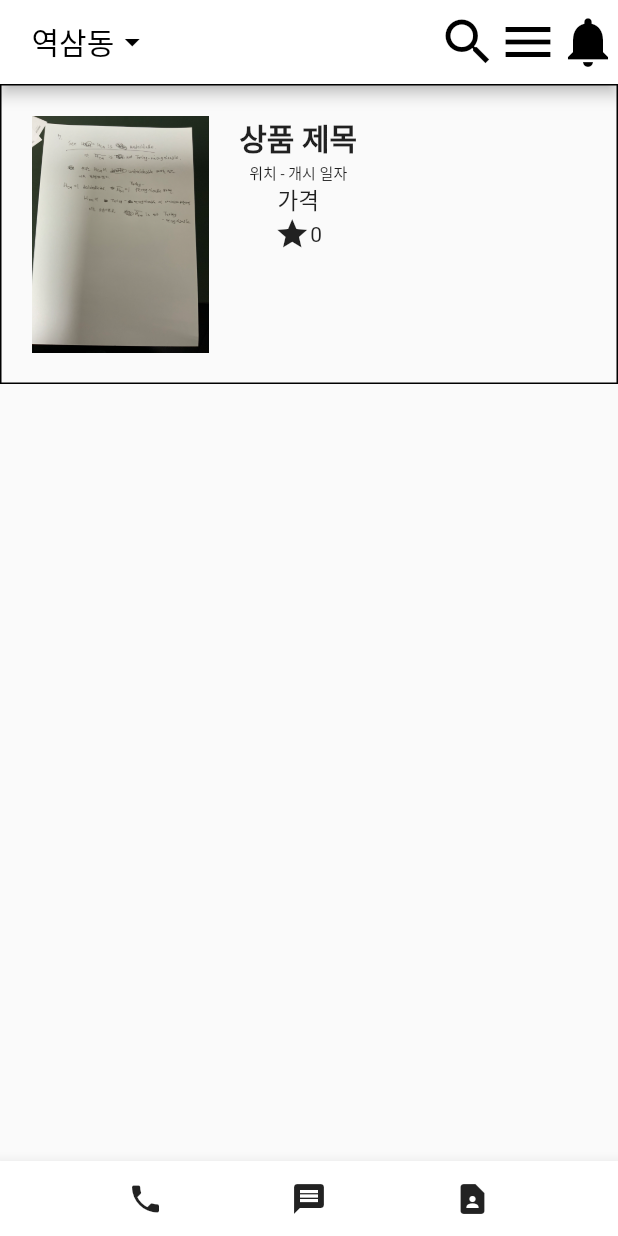
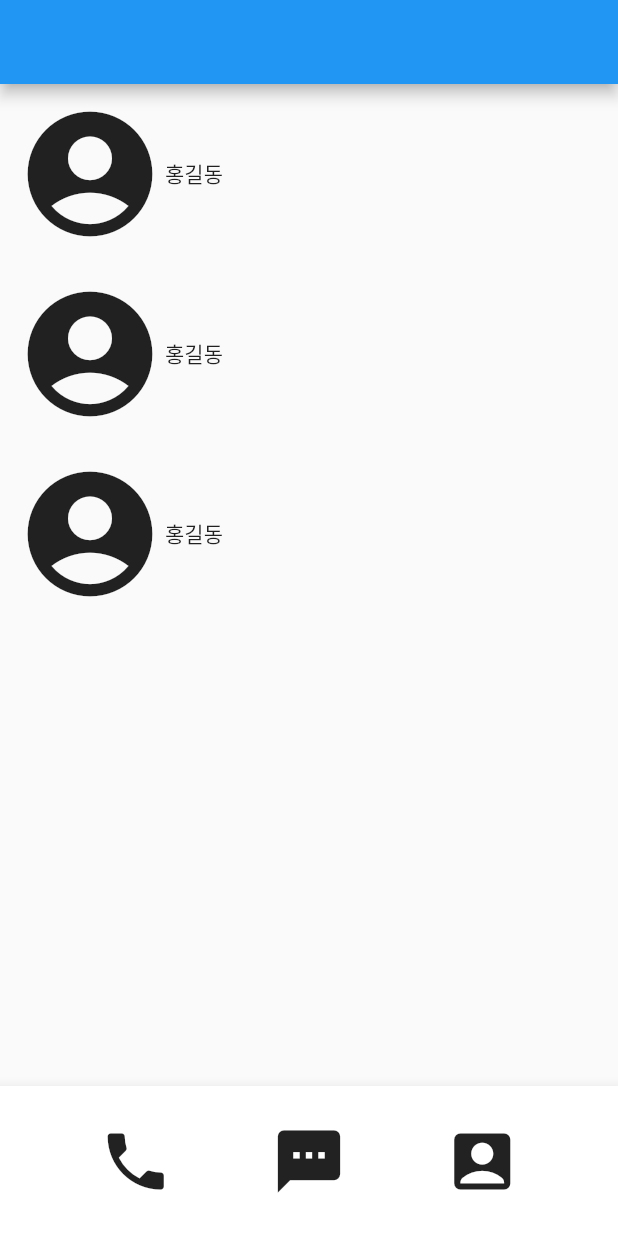
Before and after one commit to jyb1018/FirstFlutterProject, a Flutter app: the screen it shows after launch, on a phone screen of 412 x 824 dp. Run offline on Flutter 3.47's test engine with Material 2 defaults, Android fonts, the phone set to English and light mode, and no system bars; Roboto replaces fonts that are missing (Consola).

Commit message:
custom widget

```diff
--- a/lib/main.dart
+++ b/lib/main.dart
@@ -1,181 +1,248 @@
 import 'dart:io';
 
-import 'package:flutter/cupertino.dart';
 import 'package:flutter/material.dart';
 
 void main() {
   runApp(const MyApp());
 }
+//
+// class MyApp extends StatelessWidget {
+//   const MyApp({Key? key}) : super(key: key);
+//
+//   @override
+//   Widget build(BuildContext context) {
+//     // google style widget 제공, Custom UI
+//     return MaterialApp(
+//       // 글자 위젯
+//       // home: Text("안녕")
+//
+//       // 아이콘 위젯
+//       // home: Icon(Icons.shop)
+//
+//       // 이미지 경로
+//       // home: Image.asset('assets/img0.jpeg')
+//
+//       // 박스
+//       // home: Container(
+//       //   // 단위는 LP
+//       //   width: 50,
+//       //   height: 50,
+//       //   color: Colors.blue,
+//       // )
+//
+//       // home: Center(
+//       //   child: Container(
+//       //     // 단위는 LP
+//       //     width: 50,
+//       //     height: 50,
+//       //     color: Colors.blue,
+//       //   )
+//       // )
+//
+//       home: Scaffold(
+//         // 상단 레이아웃
+//         appBar: AppBar(
+//           backgroundColor: Colors.white,
+//
+//           actions: const [
+//             Icon(Icons.search, color: Colors.black, size: 40,),
+//             Icon(Icons.menu, color: Colors.black, size: 40,),
+//             Icon(Icons.notifications, color: Colors.black, size: 40,),
+//           ],
+//           title: Container(
+//
+//
+//             child: Row(
+//               children: const [
+//                 Text('역삼동',
+//                  style: TextStyle(
+//                    fontSize: 20,
+//                    fontFamily: 'Consola',
+//                    color: Colors.black,
+//                  ),
+//                 ),
+//                 Icon(Icons.arrow_drop_down, color: Colors.black,)
+//               ],
+//             ),
+//             margin: EdgeInsets.fromLTRB(5, 0, 0, 0),
+//           ),
+//         ),
+//
+//         // 중단 레이아웃
+//         body: Column(
+//           children: [
+//             Container(
+//               width: double.infinity,
+//               height: 200,
+//               padding: EdgeInsets.all(10),
+//               decoration: BoxDecoration(
+//                 border: Border.all()
+//               ),
+//               child: Row(
+//                 children: [
+//                   Container(
+//                     child: Image.asset('assets/img0.jpeg'),
+//                     margin: EdgeInsets.fromLTRB(0, 0, 20, 0),
+//
+//                   ),
+//                   SizedBox(
+//                     width: 400,
+//                     child: Column(
+//
+//                       children: [
+//                         Text('상품 제목',
+//                           style: TextStyle(
+//                             fontSize: 20,
+//                             fontWeight: FontWeight.bold
+//                           ),
+//                           textAlign: TextAlign.left,
+//                         ),
+//                         Text('위치 - 개시 일자',
+//                           style: TextStyle(
+//                               fontSize: 10,
+//                           ),
+//                           textAlign: TextAlign.left,
+//                         ),
+//                         Text('가격',
+//                           style: TextStyle(
+//                               fontSize: 15,
+//                               fontWeight: FontWeight.normal
+//                           ),
+//                           textAlign: TextAlign.left,
+//                         ),
+//
+//                         Row(
+//                           mainAxisAlignment: MainAxisAlignment.end,
+//                             children: const [
+//                               Icon(Icons.favorite),
+//                               Text('0'),
+//                             ],
+//                           ),
+//
+//                       ],
+//                     ),
+//                   )
+//                 ],
+//               ),
+//             )
+//           ],
+//         ),
+//
+//         // body: Column(
+//         //   children: [
+//         //     Align(
+//         //       alignment: Alignment.bottomCenter,
+//         //       child: Container(
+//         //         width: double.infinity,
+//         //         height: 50,
+//         //         // margin: EdgeInsets.fromLTRB(20, 20, 0, 0),
+//         //         // padding: EdgeInsets.all(20),
+//         //         decoration: BoxDecoration(
+//         //           color: Colors.blueGrey,
+//         //           border: Border.all(color: Colors.black),
+//         //         ),
+//         //
+//         //         child: Align(
+//         //             alignment: Alignment.center,
+//         //             child: Text('글')
+//         //         ),
+//         //       ),
+//         //     ),
+//         //     Text('안녕하세요',
+//         //       style: TextStyle(
+//         //         color: Color(0xff51a08a),
+//         //         fontSize: 100,
+//         //       ),
+//         //     ),
+//         //
+//         //
+//         //   ],
+//         // ),
+//
+//         // 하단 레이아웃
+//         bottomNavigationBar: BottomAppBar(
+//             child:
+//             SizedBox(
+//               height: 50,
+//               child: Row(
+//                 mainAxisAlignment: MainAxisAlignment.spaceEvenly,
+//                 children: const [Icon(Icons.phone), Icon(Icons.message), Icon(Icons.contact_page)],
+//               ),
+//             )
+//         ),
+//       )
+//
+//
+//     );
+//
+//     // IOS style widget 제공
+//     // return CupertinoApp();
+//   }
+// }
 
 class MyApp extends StatelessWidget {
   const MyApp({Key? key}) : super(key: key);
 
   @override
   Widget build(BuildContext context) {
-    // google style widget 제공, Custom UI
     return MaterialApp(
-      // 글자 위젯
-      // home: Text("안녕")
+      home: Scaffold(
+        appBar: AppBar(),
+        body: ListView(
+          children: const [
+            Profile(),
+            Profile(),
+            Profile(),
+          ],
+        ),
+        bottomNavigationBar: CustomBottomAppBar(),
 
-      // 아이콘 위젯
-      // home: Icon(Icons.shop)
+      )
+    );
+  }
+}
 
-      // 이미지 경로
-      // home: Image.asset('assets/img0.jpeg')
+class Profile extends StatelessWidget {
+  const Profile({Key? key}) : super(key: key);
 
-      // 박스
-      // home: Container(
-      //   // 단위는 LP
-      //   width: 50,
-      //   height: 50,
-      //   color: Colors.blue,
-      // )
+  @override
+  Widget build(BuildContext context) {
+    return Container(
+      margin: EdgeInsets.all(10),
+      height: 100,
+      child: Row(
+        children: const [
+          Icon(Icons.account_circle_rounded, size: 100,),
+          Text('홍길동'),
+        ],
+      ),
+    );
+  }
+}
 
-      // home: Center(
-      //   child: Container(
-      //     // 단위는 LP
-      //     width: 50,
-      //     height: 50,
-      //     color: Colors.blue,
-      //   )
-      // )
+class CustomBottomAppBar extends StatelessWidget {
+  const CustomBottomAppBar({Key? key}) : super(key: key);
 
-      home: Scaffold(
-        // 상단 레이아웃
-        appBar: AppBar(
-          backgroundColor: Colors.white,
-
-          actions: const [
-            Icon(Icons.search, color: Colors.black, size: 40,),
-            Icon(Icons.menu, color: Colors.black, size: 40,),
-            Icon(Icons.notifications, color: Colors.black, size: 40,),
+  @override
+  Widget build(BuildContext context) {
+    return BottomAppBar(
+      child: SizedBox(
+        height: 100,
+        child: Row(
+          mainAxisAlignment: MainAxisAlignment.spaceEvenly,
+          children: const [
+            Icon(Icons.phone, size: 50,),
+            Icon(Icons.textsms, size: 50),
+            Icon(Icons.account_box, size: 50),
           ],
-          title: Container(
+        ),
+      ),
+    );
+  }
+}
 
 
-            child: Row(
-              children: const [
-                Text('역삼동',
-                 style: TextStyle(
-                   fontSize: 20,
-                   fontFamily: 'Consola',
-                   color: Colors.black,
-                 ),
-                ),
-                Icon(Icons.arrow_drop_down, color: Colors.black,)
-              ],
-            ),
-            margin: EdgeInsets.fromLTRB(5, 0, 0, 0),
-          ),
-        ),
 
-        // 중단 레이아웃
-        body: Column(
-          children: [
-            Container(
-              width: double.infinity,
-              height: 200,
-              padding: EdgeInsets.all(20),
-              decoration: BoxDecoration(
-                border: Border.all()
-              ),
-              child: Row(
-                children: [
-                  Container(
-                    child: Image.asset('assets/img0.jpeg'),
-                    margin: EdgeInsets.fromLTRB(0, 0, 20, 0),
-
-                  ),
-                  Column(
-                    children: [
-                      Text('상품 제목',
-                        style: TextStyle(
-                          fontSize: 20,
-                          fontWeight: FontWeight.bold
-                        ),
-                        textAlign: TextAlign.left,
-                      ),
-                      Text('위치 - 개시 일자',
-                        style: TextStyle(
-                            fontSize: 10,
-                        ),
-                        textAlign: TextAlign.left,
-                      ),
-                      Text('가격',
-                        style: TextStyle(
-                            fontSize: 15,
-                            fontWeight: FontWeight.normal
-                        ),
-                        textAlign: TextAlign.left,
-                      ),
-                      Align(
-                        alignment: Alignment.centerRight,
-                        child: Row(
-                          children: const [
-                            Icon(Icons.star),
-                            Text('0'),
-                          ],
-                        ),
-                      )
-                    ],
-                  )
-                ],
-              ),
-            )
-          ],
-        ),
-
-        // body: Column(
-        //   children: [
-        //     Align(
-        //       alignment: Alignment.bottomCenter,
-        //       child: Container(
-        //         width: double.infinity,
-        //         height: 50,
-        //         // margin: EdgeInsets.fromLTRB(20, 20, 0, 0),
-        //         // padding: EdgeInsets.all(20),
-        //         decoration: BoxDecoration(
-        //           color: Colors.blueGrey,
-        //           border: Border.all(color: Colors.black),
-        //         ),
-        //
-        //         child: Align(
-        //             alignment: Alignment.center,
-        //             child: Text('글')
-        //         ),
-        //       ),
-        //     ),
-        //     Text('안녕하세요',
-        //       style: TextStyle(
-        //         color: Color(0xff51a08a),
-        //         fontSize: 100,
-        //       ),
-        //     ),
-        //
-        //
-        //   ],
-        // ),
-
-        // 하단 레이아웃
-        bottomNavigationBar: BottomAppBar(
-            child:
-            SizedBox(
-              height: 50,
-              child: Row(
-                mainAxisAlignment: MainAxisAlignment.spaceEvenly,
-                children: const [Icon(Icons.phone), Icon(Icons.message), Icon(Icons.contact_page)],
-              ),
-            )
-        ),
-      )
-
-
-    );
-
-    // IOS style widget 제공
-    // return CupertinoApp();
-  }
-}
 
 
 //
```
